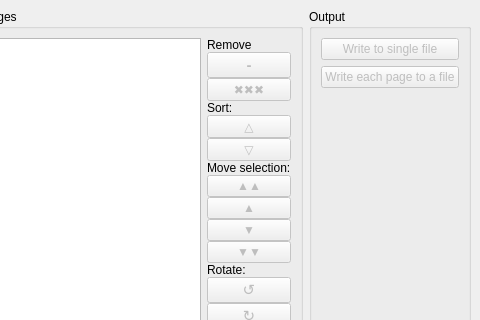
Old version of the form wndmain.ui in the repository ronanpaixao/PyPDFTK; both pictures show x 475 to 955 and y 0 to 320 of the 955 by 631 pixel window.
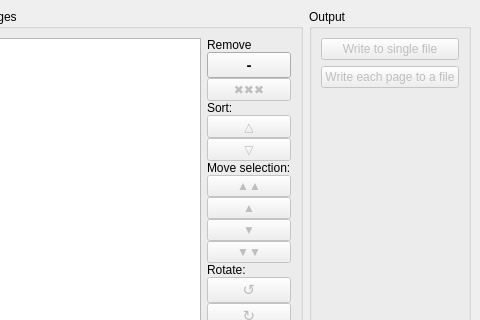
New version of the form. Custom widgets are drawn as their Qt base class.

Commit message: Implement page remove button

What changed in the file:
```diff
--- a/wndmain.ui
+++ b/wndmain.ui
@@ -250,9 +250,6 @@
          </item>
          <item>
           <widget class="QPushButton" name="btnPageRem">
-           <property name="enabled">
-            <bool>false</bool>
-           </property>
            <property name="font">
             <font>
              <pointsize>11</pointsize>
```
The commit also changes 1 other file.
